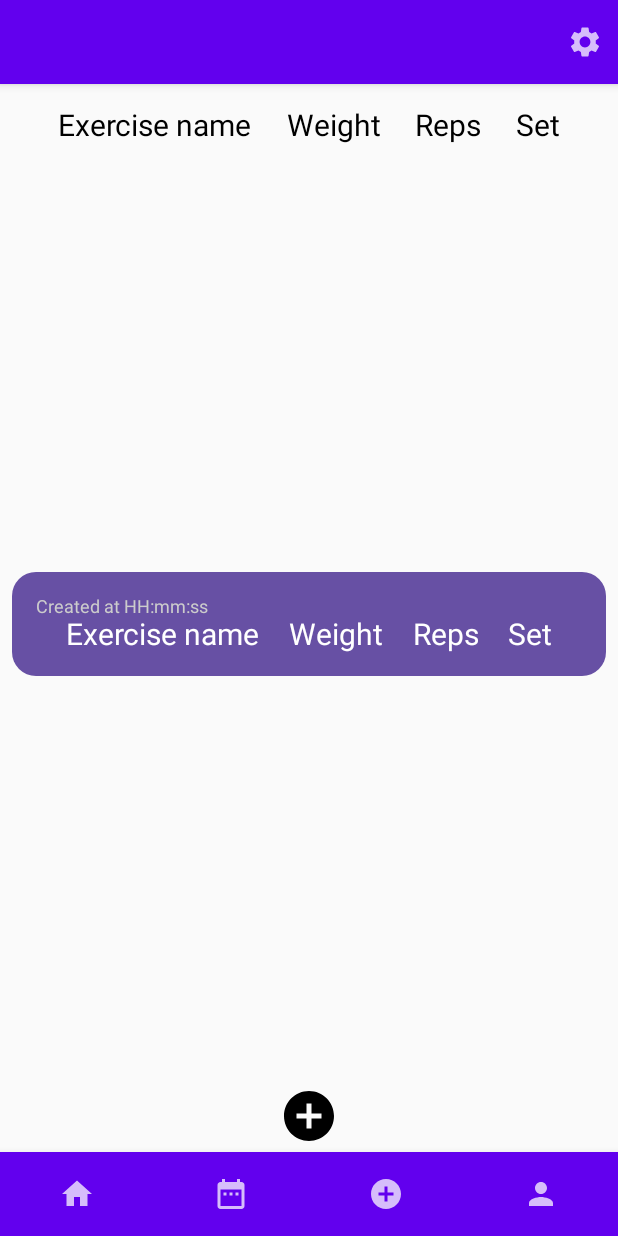
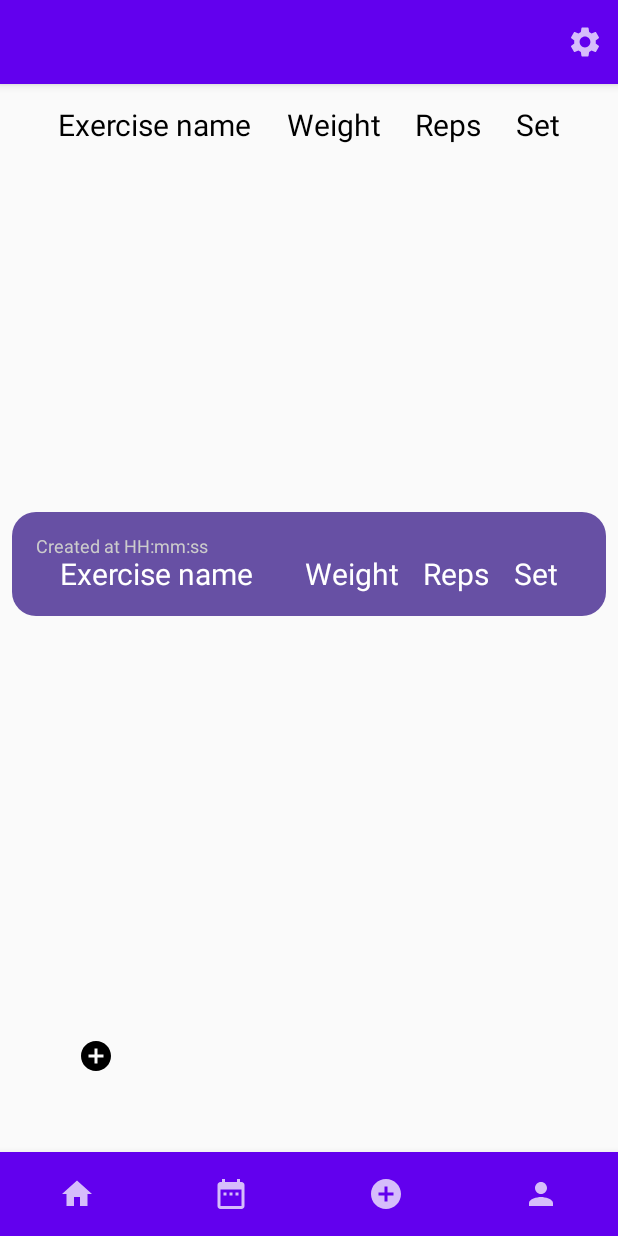
Before and after one commit to SGDTNQZ/Android-Pet-poject, an Android app built with Jetpack Compose: the WorkoutScreen screen opened through its navigation route, item 3 of the bottom bar chosen, on a phone screen of 412 x 824 dp. Run offline under Robolectric (Android 15) with nearby library versions, the phone set to English and light mode, and no system bars; our stand-ins replace Firebase (no records; nobody signed in at launch, a user with empty details on screens opened directly), livedata-compose.

Commit message:
Добавляю тренировку

```diff
--- a/app/src/main/java/com/littlelemon/petproject/screens/PersonalAccountScreen.kt
+++ b/app/src/main/java/com/littlelemon/petproject/screens/PersonalAccountScreen.kt
@@ -38,9 +38,3 @@ fun PersonalAccountScreen(navController: NavController){
     }
 
 }
-
-@Preview(showBackground = true)
-@Composable
-fun PersonalAccountScreenPreview(){
-    PersonalAccountScreen(navController = rememberNavController())
-}
--- a/app/src/main/java/com/littlelemon/petproject/screens/WorkoutArchiveScreen.kt
+++ b/app/src/main/java/com/littlelemon/petproject/screens/WorkoutArchiveScreen.kt
@@ -38,9 +38,3 @@ fun WorkoutArchiveScreen(navController: NavController){
         MyAppBottomBar(navController)
     }
 }
-
-@Preview(showBackground = true)
-@Composable
-fun WorkoutArchiveScreenPreview(){
-    WorkoutArchiveScreen(navController = rememberNavController())
-}
--- a/app/src/main/java/com/littlelemon/petproject/screens/WorkoutScreen.kt
+++ b/app/src/main/java/com/littlelemon/petproject/screens/WorkoutScreen.kt
@@ -3,9 +3,12 @@ package com.littlelemon.petproject.screens
 import androidx.compose.foundation.background
 import androidx.compose.foundation.layout.Arrangement
 import androidx.compose.foundation.layout.Column
+import androidx.compose.foundation.layout.IntrinsicSize
 import androidx.compose.foundation.layout.Row
+import androidx.compose.foundation.layout.fillMaxHeight
 import androidx.compose.foundation.layout.fillMaxSize
 import androidx.compose.foundation.layout.fillMaxWidth
+import androidx.compose.foundation.layout.height
 import androidx.compose.foundation.layout.padding
 import androidx.compose.foundation.layout.size
 import androidx.compose.foundation.layout.wrapContentHeight
@@ -50,17 +53,21 @@ fun WorkoutScreen(navController: NavController){
         }
 
         Row (
-            modifier = Modifier
-            .fillMaxWidth()
-            .wrapContentHeight(),
+//            modifier = Modifier
+////                .fillMaxWidth()
+////                .wrapContentHeight(),
             verticalAlignment = Alignment.CenterVertically,
             horizontalArrangement = Arrangement.Center
         ){
-            IconButton(onClick = { /*TODO*/ }) {
+            IconButton(onClick = { /*TODO*/ },
+                modifier = Modifier.padding(40.dp)
+
+                ) {
                 Icon(
                     Icons.Default.AddCircle,
                     contentDescription = "Add",
-                    modifier = Modifier.size(100.dp)
+//                    modifier = Modifier.padding(40.dp)
+
                 )
             }
         }
@@ -81,6 +88,7 @@ fun WorkoutHeader(){
             text = "Exercise name",
             fontSize = 20.sp,
         )
+
         Text(
             text = "Weight",
             fontSize = 20.sp,
@@ -123,6 +131,7 @@ fun WorkoutItem(){
                     fontSize = 20.sp,
                     color = Color.White
                 )
+                VerticalDivider(Modifier.height(IntrinsicSize.Max))
                 Text(
                     text = "Weight",
                     fontSize = 20.sp,
```
Lines whose indentation alone changed are shown as unchanged.
